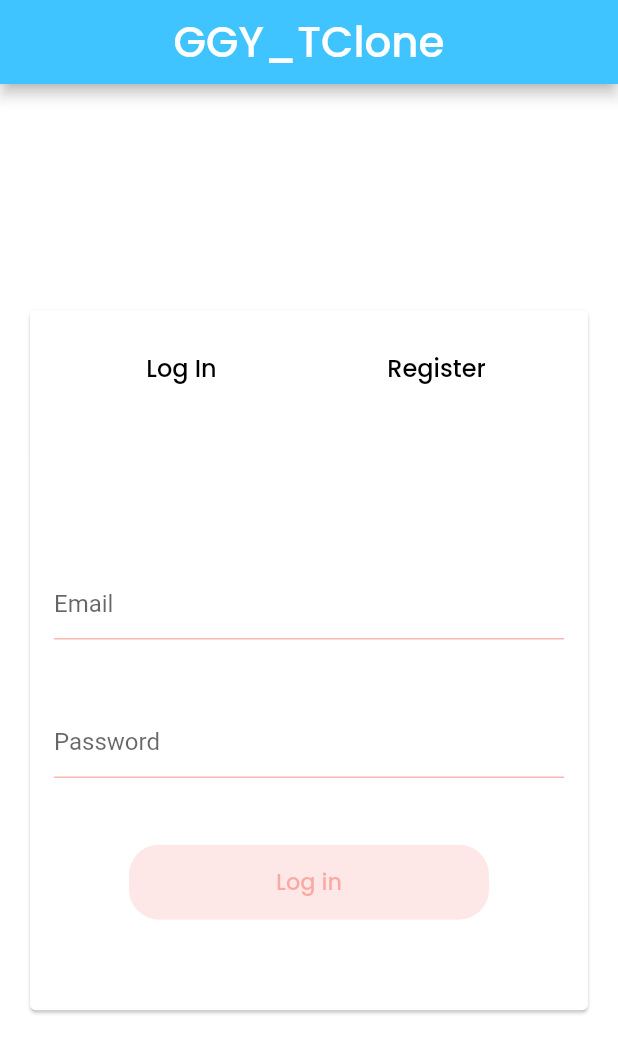
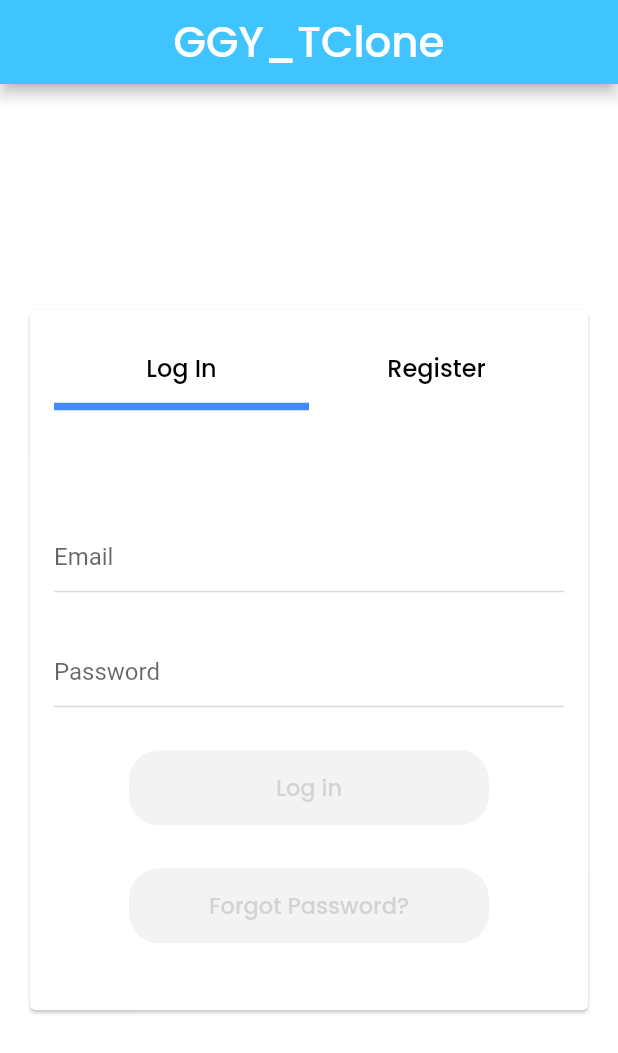
Before and after one commit to MasterChiefCarl/GGY_TwitterClone, a Flutter app: the screen it shows after launch, on a phone screen of 412 x 824 dp. Shown: the top 1053 px of the screen. Run offline on Flutter 3.47's test engine with Material 2 defaults, Android fonts, the phone set to English and light mode, and no system bars; our stand-ins replace cloud_firestore, firebase_auth, firebase_core, firebase_storage, get_it, google_fonts and 2 more; missing offline and left inert: simple_moment; accounts and stored records are empty.

Commit message:
Fixed Errors

```diff
--- a/ggy_twitter_clone/lib/src/app.dart
+++ b/ggy_twitter_clone/lib/src/app.dart
@@ -16,25 +16,18 @@ class MyApp extends StatelessWidget {
       theme: ThemeData(
           primaryColor: Colors.orange,
           scaffoldBackgroundColor: Colors.white,
-          textTheme: const TextTheme(
-            headline1: TextStyle(
-                fontSize: 72.0,
-                fontWeight: FontWeight.bold,
-                color: Colors.white),
-            bodyText2: TextStyle(fontSize: 14.0, fontFamily: 'Hind'),
-          ),
           colorScheme: const ColorScheme(
               brightness: Brightness.light,
-              primary: Colors.orange,
+              primary: Colors.blue,
               onPrimary: Colors.white,
-              secondary: Colors.blue,
+              secondary: Colors.blueAccent,
               onSecondary: Colors.white,
               error: Colors.black,
               onError: Colors.red,
               background: Color.fromARGB(255, 192, 192, 192),
-              onBackground: Colors.white,
+              onBackground: Colors.black,
               surface: Colors.red,
-              onSurface: Colors.red,
+              onSurface: Colors.grey,
               shadow: Color.fromARGB(255, 0, 0, 0)),
           iconTheme: const IconThemeData(
               color: Colors.red, size: 30)),
--- a/ggy_twitter_clone/lib/src/screens/authentication/auth_screen.dart
+++ b/ggy_twitter_clone/lib/src/screens/authentication/auth_screen.dart
@@ -95,6 +95,7 @@ class _AuthScreenState extends State<AuthScreen> {
                                   key: _formKey,
                                   onChanged: () {
                                     _formKey.currentState?.validate();
+                                    _authController.flush();
                                     if (mounted) {
                                       setState(() {});
                                     }
@@ -138,9 +139,14 @@ class _AuthScreenState extends State<AuthScreen> {
                                                     MainAxisAlignment
                                                         .spaceEvenly,
                                                 children: [
-                                                  Text(_authController
-                                                          .error?.message ??
-                                                      ''),
+                                                  Text(_authController.error
+                                                                  ?.message !=
+                                                              null ||
+                                                          _authController
+                                                                  .errorS !=
+                                                              null
+                                                      ? "${_authController.error?.message ?? ''}${_authController.errorS ?? ''}"
+                                                      : ''),
                                                   TextFormField(
                                                     decoration:
                                                         const InputDecoration(
@@ -203,9 +209,55 @@ class _AuthScreenState extends State<AuthScreen> {
                                                                     false)
                                                                 ? Colors
                                                                     .lightBlueAccent
-                                                            : Colors.grey),
+                                                                : Theme.of(context).colorScheme.onSurface),
                                                     child: Text(
                                                       'Log in',
+                                                      style:
+                                                          GoogleFonts.poppins(
+                                                        textStyle:
+                                                            const TextStyle(
+                                                          fontSize: 15,
+                                                        ),
+                                                      ),
+                                                    ),
+                                                  ),
+                                                  ElevatedButton(
+                                                    onPressed: (_emailCon.text
+                                                                    .trim() ==
+                                                                ''
+                                                            ? false
+                                                            : true)
+                                                        ? () {
+                                                            _authController
+                                                                .changeFogotPassword(
+                                                                    _emailCon
+                                                                        .text
+                                                                        .trim());
+                                                          }
+                                                        : null,
+                                                    style: ElevatedButton
+                                                        .styleFrom(
+                                                            shape:
+                                                                RoundedRectangleBorder(
+                                                              borderRadius:
+                                                                  BorderRadius
+                                                                      .circular(
+                                                                          20.0),
+                                                            ),
+                                                            fixedSize:
+                                                                const Size(
+                                                                    240, 50),
+                                                            primary: (_emailCon
+                                                                            .text
+                                                                            .trim() ==
+                                                                        ''
+                                                                    ? false
+                                                                    : true)
+                                                                ? Colors
+                                                                    .redAccent
+                                                                : Theme.of(context).colorScheme.onSurface),
+                                                    child: Text(
+                                                      'Forgot Password?',
                                                       style:
                                                           GoogleFonts.poppins(
                                                         textStyle:
@@ -224,9 +276,14 @@ class _AuthScreenState extends State<AuthScreen> {
                                                     MainAxisAlignment
                                                         .spaceEvenly,
                                                 children: [
-                                                  Text(_authController
-                                                          .error?.message ??
-                                                      ''),
+                                                  Text(_authController.error
+                                                                  ?.message !=
+                                                              null ||
+                                                          _authController
+                                                                  .errorS !=
+                                                              null
+                                                      ? "${_authController.error?.message ?? ''}${_authController.errorS ?? ''}"
+                                                      : ''),
                                                   TextFormField(
                                                     decoration:
                                                         const InputDecoration(
@@ -328,7 +385,7 @@ class _AuthScreenState extends State<AuthScreen> {
                                                                     false)
                                                                 ? Colors
                                                                     .lightBlueAccent
-                                                                : Colors.grey),
+                                                                : Theme.of(context).colorScheme.onSurface),
                                                     child: Text('Register',
                                                         style:
                                                             GoogleFonts.poppins(
```
Also changed, not shown: ggy_twitter_clone/lib/src/controllers/auth_controllers.dart (+26 -0 lines). Lines whose indentation alone changed are shown as unchanged.
